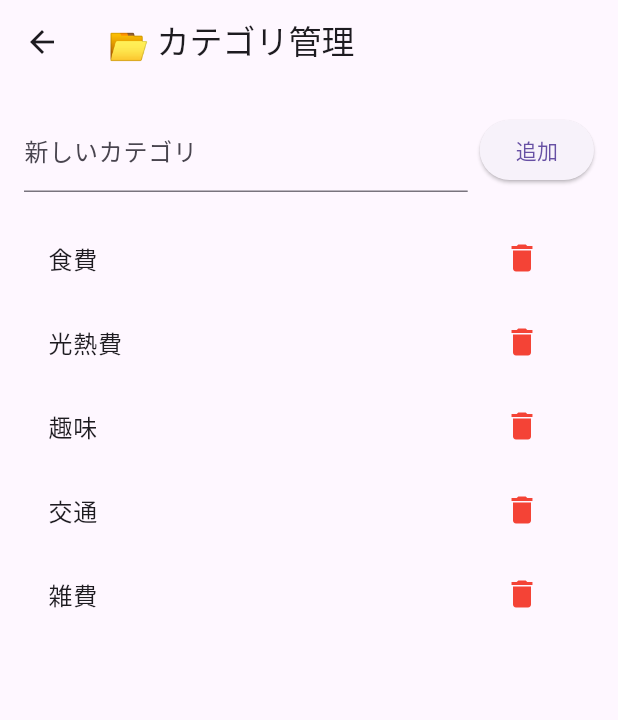
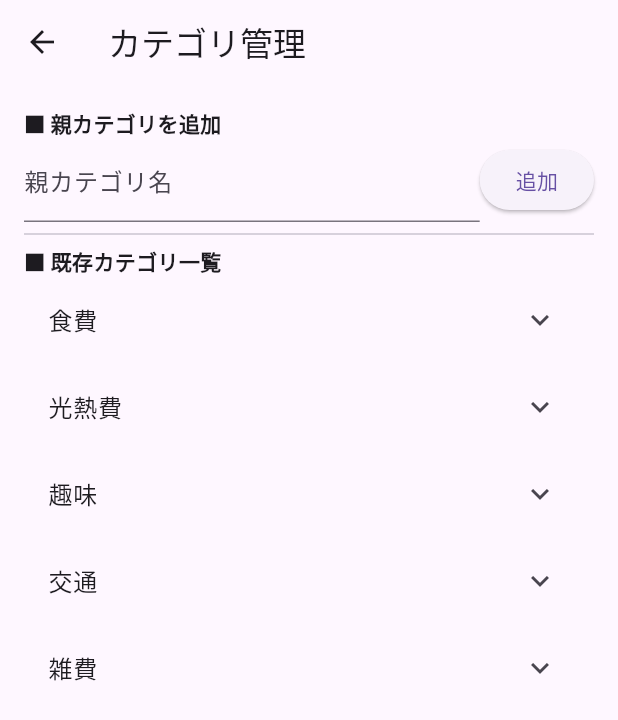
Before and after one commit to totoro1116/kakeibo, a Flutter app: the screen it shows after launch, item 3 of the bottom bar chosen, after a tap on "カテゴリ管理", on a phone screen of 412 x 824 dp. Shown: the top 720 px of the screen. Run offline on Flutter 3.47's test engine with Material 3 defaults, Android fonts, the phone set to English and light mode, and no system bars; our stand-ins replace pie_chart, shared_preferences.

Commit message:
バックアップ6/3

```diff
--- a/lib/category_manager.dart
+++ b/lib/category_manager.dart
@@ -1,94 +1,144 @@
 import 'package:flutter/material.dart';
-import 'package:shared_preferences/shared_preferences.dart';
-import 'dart:convert';
+import 'utils/category_utils.dart'; // ← 先ほど作ったユーティリティをimport
 
 class CategoryManagerScreen extends StatefulWidget {
-  const CategoryManagerScreen({super.key});
-
   @override
-  State<CategoryManagerScreen> createState() => _CategoryManagerScreenState();
+  _CategoryManagerScreenState createState() => _CategoryManagerScreenState();
 }
 
 class _CategoryManagerScreenState extends State<CategoryManagerScreen> {
-  List<String> categories = [];
-  final TextEditingController _controller = TextEditingController();
+  Map<String, List<String>> categoryMap = {};
+  final TextEditingController parentController = TextEditingController();
+  final TextEditingController subController = TextEditingController();
+  String? currentParentForSub; // サブカテゴリ追加時の親カテゴリ
 
   @override
   void initState() {
     super.initState();
-    loadCategories();
+    _load(); // 起動時にロード
   }
 
-  void loadCategories() async {
-    final prefs = await SharedPreferences.getInstance();
-    final data = prefs.getStringList('categories');
+  Future<void> _load() async {
+    final loaded = await loadCategories();
     setState(() {
-      categories = data ?? ['食費', '光熱費', '趣味', '交通', '雑費'];
+      categoryMap = loaded;
     });
   }
 
-  void saveCategories() async {
-    final prefs = await SharedPreferences.getInstance();
-    prefs.setStringList('categories', categories);
+  Future<void> _save() async {
+    await saveCategories(categoryMap);
+    ScaffoldMessenger.of(context)
+        .showSnackBar(SnackBar(content: Text('カテゴリーを保存したよ〜❤')));
   }
 
-  void addCategory() {
-    final text = _controller.text.trim();
-    if (text.isNotEmpty && !categories.contains(text)) {
+  void _addParent() {
+    final name = parentController.text.trim();
+    if (name.isNotEmpty && !categoryMap.containsKey(name)) {
       setState(() {
-        categories.add(text);
+        categoryMap[name] = [];
+        parentController.clear();
       });
-      saveCategories();
-      _controller.clear();
+      _save();
     }
   }
 
-  void deleteCategory(String cat) {
+  /// 指定した親カテゴリにサブカテゴリを追加して保存
+  void _addSub(String parent) {
+    final name = subController.text.trim();
+    if (name.isEmpty) return; // 空なら何もしない
+    if (categoryMap[parent]!.contains(name)) return; // 重複もスルー
+
     setState(() {
-      categories.remove(cat);
+      categoryMap[parent]!.add(name); // サブリストに追加
+      subController.clear(); // フォームをクリア
     });
-    saveCategories();
+    saveCategories(categoryMap); // SharedPreferencesに保存
+    ScaffoldMessenger.of(context).showSnackBar(
+      SnackBar(content: Text('「$parent > $name」を追加したよ❤')),
+    );
   }
 
   @override
   Widget build(BuildContext context) {
     return Scaffold(
-      appBar: AppBar(title: Text('📂 カテゴリ管理')),
+      appBar: AppBar(title: Text('カテゴリ管理')),
       body: Padding(
-        padding: const EdgeInsets.all(16),
-        child: Column(
+        padding: EdgeInsets.all(16),
+        child: ListView(
           children: [
+            Text('■ 親カテゴリを追加', style: TextStyle(fontWeight: FontWeight.bold)),
             Row(
               children: [
                 Expanded(
                   child: TextField(
-                    controller: _controller,
-                    decoration: InputDecoration(labelText: '新しいカテゴリ'),
+                    controller: parentController,
+                    decoration: InputDecoration(labelText: '親カテゴリ名'),
                   ),
                 ),
-                SizedBox(width: 8),
-                ElevatedButton(
-                  onPressed: addCategory,
-                  child: Text('追加'),
-                )
+                ElevatedButton(onPressed: _addParent, child: Text('追加')),
               ],
             ),
-            SizedBox(height: 16),
-            Expanded(
-              child: ListView.builder(
-                itemCount: categories.length,
-                itemBuilder: (context, index) {
-                  final cat = categories[index];
-                  return ListTile(
-                    title: Text(cat),
-                    trailing: IconButton(
-                      icon: Icon(Icons.delete, color: Colors.red),
-                      onPressed: () => deleteCategory(cat),
+            Divider(),
+            Text('■ 既存カテゴリ一覧', style: TextStyle(fontWeight: FontWeight.bold)),
+            ...categoryMap.entries.map((e) {
+              final parent = e.key;
+              final subs = e.value;
+              return ExpansionTile(
+                title: Text(parent),
+                children: [
+                  // サブカテゴリ表示
+                  ...subs.map((sub) => ListTile(
+                        title: Text(sub),
+                        trailing: IconButton(
+                          icon: Icon(Icons.delete, color: Colors.red),
+                          onPressed: () {
+                            setState(() {
+                              subs.remove(sub);
+                            });
+                            _save();
+                          },
+                        ),
+                      )),
+                  // サブカテゴリ追加フォーム
+                  Padding(
+                    padding:
+                        const EdgeInsets.symmetric(horizontal: 16, vertical: 4),
+                    child: Row(
+                      children: [
+                        Expanded(
+                          child: TextField(
+                            controller: subController,
+                            decoration: InputDecoration(
+                              labelText: 'サブカテゴリ名',
+                              border: OutlineInputBorder(),
+                            ),
+                          ),
+                        ),
+                        SizedBox(width: 8),
+                        ElevatedButton(
+                          onPressed: () =>
+                              _addSub(parent), // ← ここで _addSub を呼ぶよ
+                          child: Text('追加'),
+                        ),
+                      ],
                     ),
-                  );
-                },
-              ),
-            )
+                  ),
+                  // 親カテゴリ削除
+                  ListTile(
+                    title: TextButton(
+                      onPressed: () {
+                        setState(() {
+                          categoryMap.remove(parent);
+                        });
+                        _save();
+                      },
+                      child:
+                          Text('親カテゴリを削除', style: TextStyle(color: Colors.red)),
+                    ),
+                  ),
+                ],
+              );
+            }).toList(),
           ],
         ),
       ),
--- a/lib/main.dart
+++ b/lib/main.dart
@@ -3,27 +3,65 @@ import 'package:shared_preferences/shared_preferences.dart';
 import 'dart:convert';
 import 'graph_screen.dart';
 import 'setting_screen.dart';
+import 'package:koko_kakeibo/utils/category_utils.dart';
+import 'package:provider/provider.dart';
+import 'package:koko_kakeibo/utils/theme_notifier.dart';
 
-void main() {
-  runApp(MyApp());
+Future<void> main() async {
+  // ★ Flutter を async で使うときはコレが必須！
+  WidgetsFlutterBinding.ensureInitialized();
+
+  // ★ SharedPreferences から保存済みモードを読み込む
+  final themeMode = await ThemeNotifier.initMode();
+
+  // ★ Provider を使ってアプリ全体に ThemeNotifier を渡す
+  runApp(
+    ChangeNotifierProvider(
+      create: (_) => ThemeNotifier(themeMode),
+      child: MyApp(),
+    ),
+  );
 }
 
 class MyApp extends StatelessWidget {
   @override
   Widget build(BuildContext context) {
+    // ThemeNotifier の変更を監視して、themeMode を切り替え
+    return Consumer<ThemeNotifier>(
+      builder: (context, notifier, _) {
         return MaterialApp(
           title: 'ココ家計簿❤',
+
+          // ここでライト／ダークを制御
+          themeMode: notifier.mode,
+
+          // ────────────────────────
+          // ★ ライトテーマ（ピンクアクセント）
           theme: ThemeData(
+            brightness: Brightness.light,
             primarySwatch: Colors.pink,
             useMaterial3: true,
             textTheme: ThemeData.light().textTheme.apply(
                   fontFamily: 'NotoSansJP',
                 ),
-        iconTheme: const IconThemeData(
-          color: Colors.black, // アイコン色も指定できるよ
+            iconTheme: const IconThemeData(color: Colors.black),
           ),
+
+          // ★ ダークテーマ（背景だけ暗く、アクセントは同じピンク）
+          darkTheme: ThemeData(
+            brightness: Brightness.dark,
+            primarySwatch: Colors.pink,
+            useMaterial3: true,
+            textTheme: ThemeData.dark().textTheme.apply(
+                  fontFamily: 'NotoSansJP',
                 ),
+            iconTheme: const IconThemeData(color: Colors.pinkAccent),
+          ),
+          // ────────────────────────
+
           home: HomeScreen(),
+        );
+      },
     );
   }
 }
@@ -35,6 +73,7 @@ class HomeScreen extends StatefulWidget {
 
 class _HomeScreenState extends State<HomeScreen> {
   int _currentIndex = 0;
+  final GlobalKey<_HomeContentState> homeKey = GlobalKey();
 
   String selectedMonth = '';
   String selectedYear = '';
@@ -66,6 +105,7 @@ class _HomeScreenState extends State<HomeScreen> {
     // 💡 画面リスト（ここに渡す！）
     final List<Widget> _screens = [
       HomeContent(
+        key: homeKey,
         selectedMonth: selectedMonth,
         selectedYear: selectedYear,
         onMonthChanged: updateMonth,
@@ -90,6 +130,9 @@ class _HomeScreenState extends State<HomeScreen> {
         unselectedItemColor: Colors.grey, // 🩶選ばれてないやつの色
         showUnselectedLabels: true, // 未選択のラベルも表示！
         onTap: (index) {
+          if (index == 0) {
+            homeKey.currentState?._loadCategories();
+          }
           setState(() {
             _currentIndex = index;
           });
@@ -204,12 +247,14 @@ class HomeContent extends StatefulWidget {
   final Function(String) onMonthChanged;
   final Function(String) onYearChanged;
 
-  HomeContent({
+  // ← key を受け取るコンストラクタに変更！
+  const HomeContent({
+    Key? key,
     required this.selectedMonth,
     required this.selectedYear,
     required this.onMonthChanged,
     required this.onYearChanged,
-  });
+  }) : super(key: key);
 
   @override
   State<HomeContent> createState() => _HomeContentState();
@@ -217,24 +262,37 @@ class HomeContent extends StatefulWidget {
 
 class _HomeContentState extends State<HomeContent> {
   final TextEditingController amountController = TextEditingController();
-  final Map<String, List<String>> categoryMap = {
+
+  /// まずはデフォルトのカテゴリで初期化！
+  Map<String, List<String>> categoryMap = {
     '食費': ['お菓子', '弁当', '外食'],
     '光熱費': ['電気', 'ガス', '水道'],
     '趣味': ['ゲーム', '本', '映画'],
     '交通': ['電車', 'バス', 'タクシー'],
     '雑費': ['文房具', '日用品', 'その他'],
   };
-
-  String selectedParentCategory = '食費';
-  String selectedSubCategory = 'お菓子';
+  String selectedParentCategory = '食費'; // ← デフォルトと合わせる
+  String selectedSubCategory = 'お菓子'; //
 
   List<Map<String, dynamic>> expenses = [];
-  DateTime selectedDate = DateTime.now(); // ← 日付入力のデフォ
+  DateTime selectedDate = DateTime.now();
 
   @override
   void initState() {
     super.initState();
+    _loadCategories();
     loadExpenses();
+  }
+
+  /// SharedPreferences からカテゴリを読み込んで state に反映
+  Future<void> _loadCategories() async {
+    final loaded = await loadCategories(); // category_utils.dart の関数
+    setState(() {
+      categoryMap = loaded;
+      // 初期選択はリストの最初の要素
+      selectedParentCategory = categoryMap.keys.first;
+      selectedSubCategory = categoryMap[selectedParentCategory]!.first;
+    });
   }
 
   void addExpense() async {
@@ -319,37 +377,44 @@ class _HomeContentState extends State<HomeContent> {
               // 親カテゴリ選択
               DropdownButton<String>(
                 value: selectedParentCategory,
+                items: categoryMap.keys
+                    .map((parent) => DropdownMenuItem(
+                          value: parent,
+                          child: Text(parent),
+                        ))
+                    .toList(),
                 onChanged: (value) {
+                  if (value == null) return;
+                  final subs = categoryMap[value]!;
                   setState(() {
-                    selectedParentCategory = value!;
-                    selectedSubCategory =
-                        categoryMap[selectedParentCategory]!.first;
+                    selectedParentCategory = value;
+                    // サブカテゴリが空なら空文字、それ以外はfirst
+                    selectedSubCategory = subs.isNotEmpty ? subs.first : '';
                   });
                 },
-                items: categoryMap.keys.map((parent) {
-                  return DropdownMenuItem(
-                    value: parent,
-                    child: Text(parent),
-                  );
-                }).toList(),
               ),
 
               SizedBox(width: 8),
 
 // サブカテゴリ選択
               DropdownButton<String>(
-                value: selectedSubCategory,
-                onChanged: (value) {
+                value:
+                    selectedSubCategory.isNotEmpty ? selectedSubCategory : null,
+                disabledHint: Text('サブカテゴリなし'),
+                hint: Text('サブカテゴリを選択'),
+                items: categoryMap[selectedParentCategory]!
+                    .map((sub) => DropdownMenuItem(
+                          value: sub,
+                          child: Text(sub),
+                        ))
+                    .toList(),
+                onChanged: categoryMap[selectedParentCategory]!.isNotEmpty
+                    ? (value) {
                         setState(() {
                           selectedSubCategory = value!;
                         });
-                },
-                items: categoryMap[selectedParentCategory]!.map((sub) {
-                  return DropdownMenuItem(
-                    value: sub,
-                    child: Text(sub),
-                  );
-                }).toList(),
+                      }
+                    : null,
               ),
 
               SizedBox(width: 8),
--- a/lib/setting_screen.dart
+++ b/lib/setting_screen.dart
@@ -1,4 +1,6 @@
 import 'package:flutter/material.dart';
+import 'package:provider/provider.dart';
+import 'package:koko_kakeibo/utils/theme_notifier.dart';
 import 'category_manager.dart';
 
 class SettingScreen extends StatelessWidget {
@@ -25,16 +27,23 @@ class SettingScreen extends StatelessWidget {
               );
             },
           ),
-          ListTile(
-            leading: Icon(Icons.color_lens),
-            title: Text('テーマ切替'),
-            trailing: Switch(
-              value: false,
-              onChanged: (value) {
-                ScaffoldMessenger.of(context).showSnackBar(
-                  SnackBar(content: Text('テーマ切替機能（まだ未実装）❤')),
-                );
-              },
+          Consumer<ThemeNotifier>(
+            builder: (context, notifier, _) => ListTile(
+              leading: Icon(Icons.color_lens),
+              title: Text('ダークモード'),
+              trailing: Switch(
+                value: notifier.mode == ThemeMode.dark,
+                onChanged: (enabled) {
+                  notifier.toggle(enabled);
+                  ScaffoldMessenger.of(context).showSnackBar(
+                    SnackBar(
+                      content: Text(
+                        enabled ? 'ダークモードにしたよ❤' : 'ライトモードに戻したよ❤',
+                      ),
+                    ),
+                  );
+                },
+              ),
             ),
           ),
           ListTile(
--- /dev/null
+++ b/lib/utils/category_utils.dart
@@ -0,0 +1,33 @@
+// lib/utils/category_utils.dart
+import 'dart:convert';
+import 'package:shared_preferences/shared_preferences.dart';
+
+/// カテゴリーマップをSharedPreferencesに保存
+Future<void> saveCategories(Map<String, List<String>> categories) async {
+  final prefs = await SharedPreferences.getInstance();
+  await prefs.setString('categories', jsonEncode(categories));
+}
+
+/// SharedPreferencesからカテゴリーマップを読み込む
+Future<Map<String, List<String>>> loadCategories() async {
+  final prefs = await SharedPreferences.getInstance();
+  final dynamic raw = prefs.get('categories');
+
+  // ★ 型チェック ★
+  if (raw is String) {
+    // 正常なStringならJSONデコード
+    final decoded = jsonDecode(raw) as Map<String, dynamic>;
+    return decoded
+        .map((key, value) => MapEntry(key, List<String>.from(value as List)));
+  } else {
+    // String以外（Listとかnull）が入ってたら → 旧データクリアしてデフォルトを返す
+    await prefs.remove('categories');
+    return {
+      '食費': ['お菓子', '弁当', '外食'],
+      '光熱費': ['電気', 'ガス', '水道'],
+      '趣味': ['ゲーム', '本', '映画'],
+      '交通': ['電車', 'バス', 'タクシー'],
+      '雑費': ['文房具', '日用品', 'その他'],
+    };
+  }
+}
--- /dev/null
+++ b/lib/utils/theme_notifier.dart
@@ -0,0 +1,25 @@
+// lib/utils/theme_notifier.dart
+import 'package:flutter/material.dart';
+import 'package:shared_preferences/shared_preferences.dart';
+
+class ThemeNotifier extends ChangeNotifier {
+  ThemeMode _mode;
+  ThemeNotifier(this._mode);
+
+  ThemeMode get mode => _mode;
+
+  /// トグル切替＆永続化
+  Future<void> toggle(bool isDark) async {
+    _mode = isDark ? ThemeMode.dark : ThemeMode.light;
+    notifyListeners();
+    final prefs = await SharedPreferences.getInstance();
+    await prefs.setBool('isDarkMode', isDark);
+  }
+
+  /// 起動時に保存値を読み込む
+  static Future<ThemeMode> initMode() async {
+    final prefs = await SharedPreferences.getInstance();
+    final isDark = prefs.getBool('isDarkMode') ?? false;
+    return isDark ? ThemeMode.dark : ThemeMode.light;
+  }
+}
--- a/pubspec.yaml
+++ b/pubspec.yaml
@@ -9,6 +9,7 @@ dependencies:
     sdk: flutter
   pie_chart: ^5.1.0
   shared_preferences: ^2.2.2
+  provider: ^6.0.5
 
 flutter:
   uses-material-design: true
```
Also changed, not shown: pubspec.lock. Lines whose indentation alone changed are shown as unchanged.
